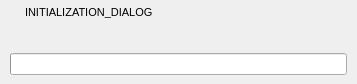
This is src/core/gui/FormFiles/InitializtionDialog.ui in CuteTorrent/CuteTorrent as Qt 5 draws it before an edit. The edited form follows.
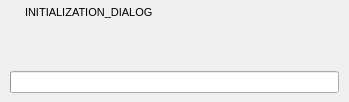
This is the edited form. Icons and pictures are not drawn.

```diff
--- a/src/core/gui/FormFiles/InitializtionDialog.ui
+++ b/src/core/gui/FormFiles/InitializtionDialog.ui
@@ -6,8 +6,8 @@
    <rect>
     <x>0</x>
     <y>0</y>
-    <width>357</width>
-    <height>82</height>
+    <width>349</width>
+    <height>102</height>
    </rect>
   </property>
   <property name="windowIcon">
@@ -147,7 +147,7 @@
    <item>
     <widget class="QWidget" name="m_centralWidget" native="true">
      <layout class="QGridLayout" name="gridLayout">
-      <item row="1" column="0">
+      <item row="2" column="0">
        <widget class="QProgressBar" name="progressBar">
         <property name="value">
          <number>0</number>
@@ -157,11 +157,17 @@
         </property>
        </widget>
       </item>
-      <item row="0" column="0">
+      <item row="1" column="0">
        <widget class="QLabel" name="stateLabel">
         <property name="text">
          <string/>
         </property>
+        <property name="textFormat">
+         <enum>Qt::PlainText</enum>
+        </property>
+        <property name="wordWrap">
+         <bool>true</bool>
+        </property>
        </widget>
       </item>
      </layout>
```
